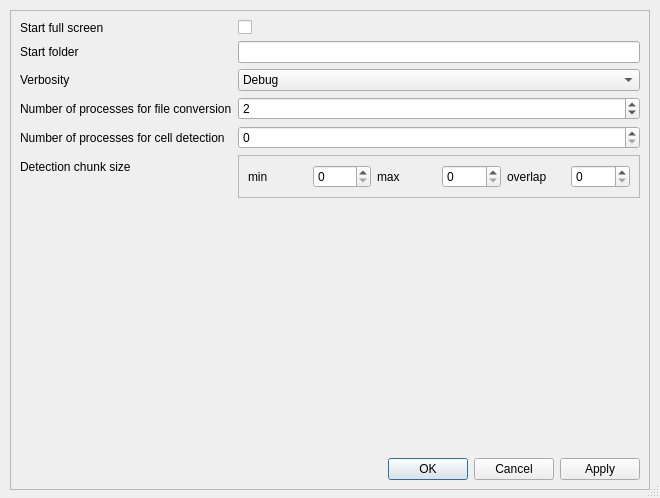
First picture: the form in ClearMap/gui/preferences_editor.ui, repository ClearAnatomics/ClearMap, before the edit.
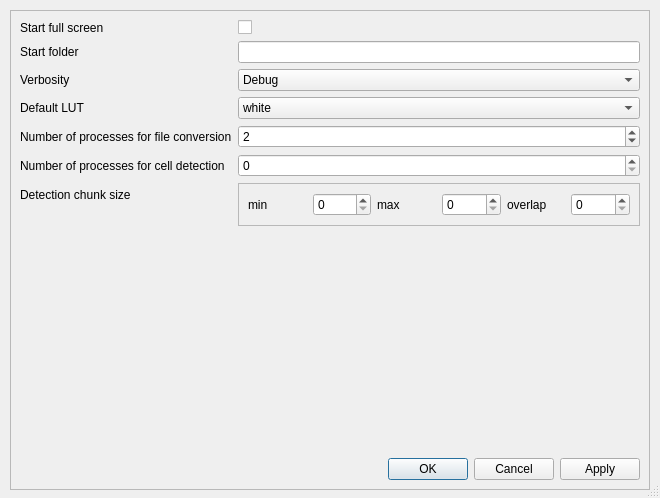
Second picture: the form after the edit.

Commit message: Adds LUT option to preferences

```diff
--- a/ClearMap/gui/preferences_editor.ui
+++ b/ClearMap/gui/preferences_editor.ui
@@ -191,6 +191,27 @@
        <item row="1" column="1">
         <widget class="QLineEdit" name="startFolderLineEdit"/>
        </item>
+       <item row="3" column="0">
+        <widget class="QLabel" name="label_10">
+         <property name="text">
+          <string>Default LUT</string>
+         </property>
+        </widget>
+       </item>
+       <item row="3" column="1">
+        <widget class="QComboBox" name="lutComboBox">
+         <item>
+          <property name="text">
+           <string>white</string>
+          </property>
+         </item>
+         <item>
+          <property name="text">
+           <string>fire</string>
+          </property>
+         </item>
+        </widget>
+       </item>
       </layout>
      </item>
      <item>
```
The commit also changes 3 other files.
